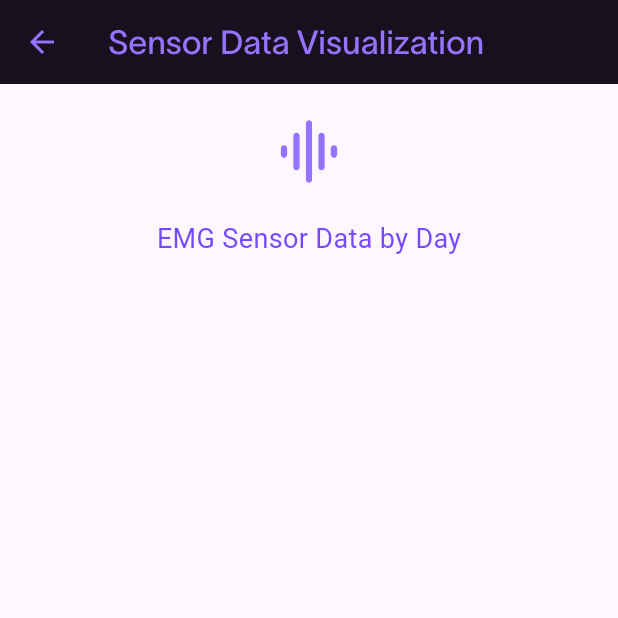
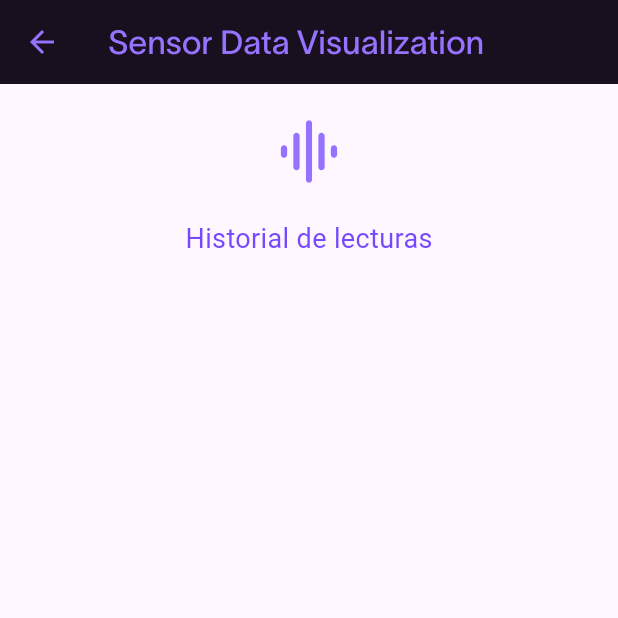
Before and after one commit to binivazqua/Morfo-App, a Flutter app: the dataGrouped screen opened directly, on a phone screen of 412 x 824 dp, the top half of it. Run offline on Flutter 3.47's test engine with Material 3 defaults, Android fonts, the phone set to English and light mode, and no system bars; our stand-ins replace firebase_auth, firebase_core, firebase_database, fl_chart, flutter_animate, google_nav_bar and 1 more; missing offline and left inert: cupertino_battery_indicator; accounts and stored records are empty; Roboto replaces fonts that are missing (Lausane650).

```diff
--- a/lib/display_info/databaseGrouped.dart
+++ b/lib/display_info/databaseGrouped.dart
@@ -90,7 +90,7 @@ class _dataGroupedState extends State<dataGrouped> {
               ),
               SizedBox(height: 20),
               Text(
-                'EMG Sensor Data by Day',
+                'Historial de lecturas',
                 style: TextStyle(
                   fontSize: 18,
                   color: darkPeriwinkle,
@@ -110,10 +110,10 @@ class _dataGroupedState extends State<dataGrouped> {
                     return Column(
                       children: [
                         Text(
-                          "Data for Day: $day",
+                          "Telemetría de: ${day}",
                           style: TextStyle(
                             fontSize: 16,
-                            color: darkPeriwinkle,
+                            color: draculaPurple,
                           ),
                         ),
                         AspectRatio(
```
